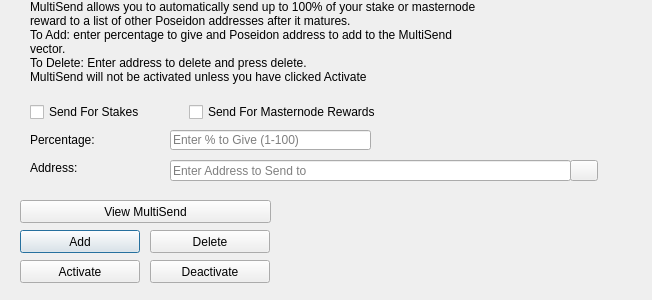
Old version of the form src/qt/forms/multisenddialog.ui in the repository poseidondev/posq.
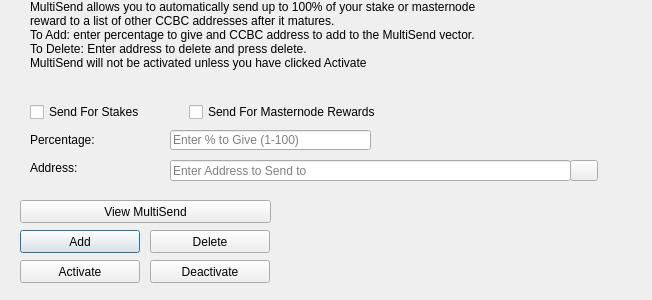
New version of the form. Icons and pictures are not drawn.

Patch:
```diff
--- a/src/qt/forms/multisenddialog.ui
+++ b/src/qt/forms/multisenddialog.ui
@@ -61,8 +61,8 @@
     <number>1</number>
    </property>
    <property name="text">
-    <string>MultiSend allows you to automatically send up to 100% of your stake or masternode reward to a list of other Poseidon addresses after it matures.
-To Add: enter percentage to give and Poseidon address to add to the MultiSend vector.
+    <string>MultiSend allows you to automatically send up to 100% of your stake or masternode reward to a list of other CCBC addresses after it matures.
+To Add: enter percentage to give and CCBC address to add to the MultiSend vector.
 To Delete: Enter address to delete and press delete.
 MultiSend will not be activated unless you have clicked Activate</string>
    </property>
```
Left out of the diff: 4 changed lines with no effect on the pictures.
